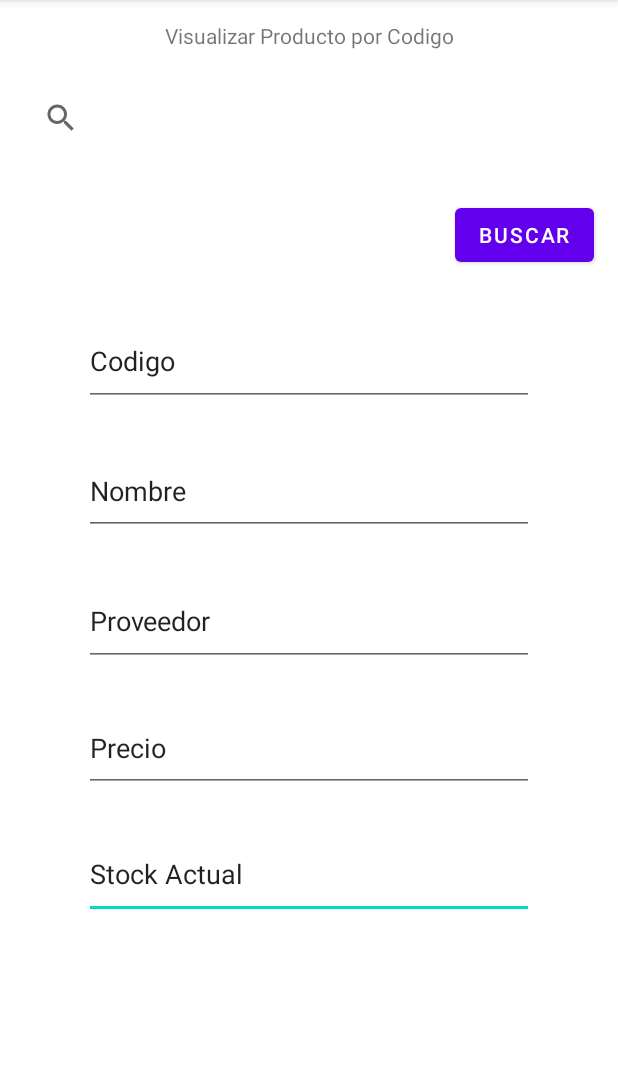
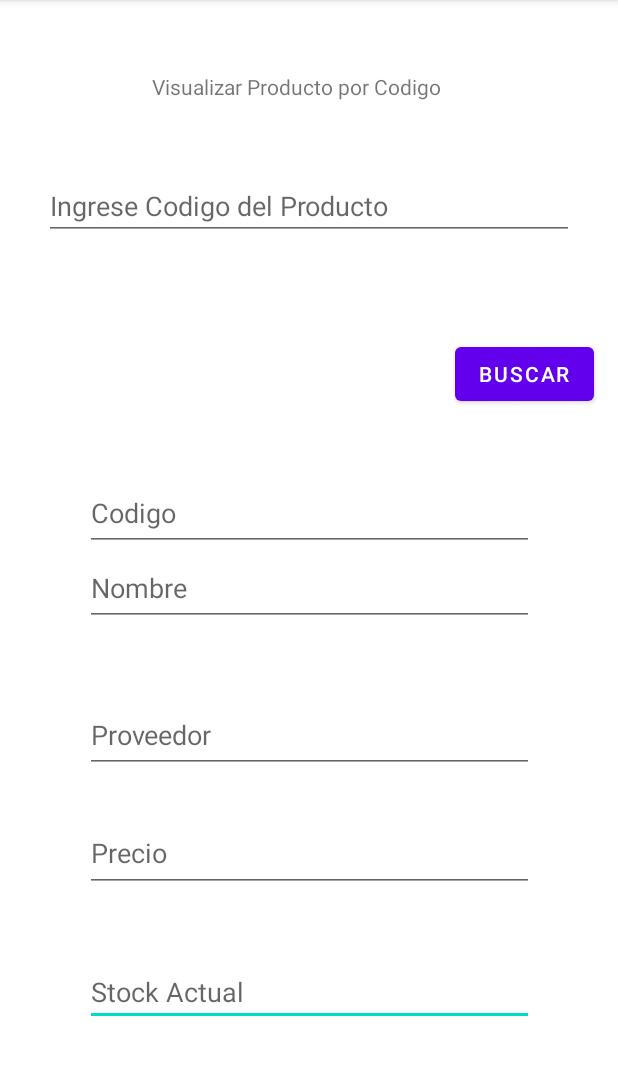
Before and after one commit to Hepburn23/PDM_2021_III_PROYECTO1, an Android app: the ProductoPorCodigoActivity screen opened directly, with no data from a screen before it, on a phone screen of 412 x 824 dp, the part 84-1159 px from its top. Run offline under Robolectric (Android 15) with nearby library versions, the phone set to English and light mode, and no system bars.

Commit message:
Pruebas con el ProductoPorCodigo

```diff
--- a/app/src/main/java/hn/edu/ujcv/pdm_2021_iii_p1_proyecto1/ClientesActivity.kt
+++ b/app/src/main/java/hn/edu/ujcv/pdm_2021_iii_p1_proyecto1/ClientesActivity.kt
@@ -21,7 +21,7 @@ class ClientesActivity : AppCompatActivity() {
 
     fun save() {
         val info = StringBuilder()
-        numero+=1
+        numero += 1
         info.append(txtId.text.toString()).append("")
         info.append(txtClientName.text.toString().trim()).append("")
         info.append(txtBirthDate.text.toString()).append("")
@@ -31,52 +31,54 @@ class ClientesActivity : AppCompatActivity() {
 
         sincampos()
 
-        if (sincampos()== true){
+        if (sincampos() == true) {
             btnGuardarCliente.isEnabled = true
-            Toast.makeText(this,"guardado", Toast.LENGTH_SHORT).show()
+            Toast.makeText(this, "guardado", Toast.LENGTH_SHORT).show()
 
-            CleanClients()
+            cleanClients()
         }
     }
 
-     fun sincampos() : Boolean {
-        if (txtId.text.toString().isEmpty()){
-            txtId.error ="Campo Requerido"
+    fun sincampos(): Boolean {
+        if (txtId.text.toString().isEmpty()) {
+            txtId.error = "Campo Requerido"
             return false
 
-        }else if (txtClientName.text.toString().isEmpty()){
+        } else if (txtClientName.text.toString().isEmpty()) {
             txtClientName.error = "Campo Requerido"
             return false
 
         }
-        if (txtBirthDate.text.toString().isEmpty()){
-            txtBirthDate.error ="Campo Requerido"
+        if (txtBirthDate.text.toString().isEmpty()) {
+            txtBirthDate.error = "Campo Requerido"
             return false
 
         }
-        if (txtDateOfAdmission.text.toString().isEmpty()){
-            txtDateOfAdmission.error ="Campo Requerido"
+        if (txtDateOfAdmission.text.toString().isEmpty()) {
+            txtDateOfAdmission.error = "Campo Requerido"
             return false
 
         }
-        if (txtEmail.text.toString().isEmpty()){
-            txtEmail.error ="Campo Requerido"
+        if (txtEmail.text.toString().isEmpty()) {
+            txtEmail.error = "Campo Requerido"
             return false
 
         }
-         return true
-
-    }
-        fun visualizar(){
-        val intent = Intent(this, ClientesPorIdentidadActivity::class.java)
-        intent.putExtra("clientes",clientes)
-            startActivity(intent)
-            //debe traer otra funcion o esquema
-
+        return true
     }
 
+    fun visualizar() {
+        val intent = Intent(this, ClientesPorIdentidadActivity::class.java)
+        intent.putExtra("clientes", clientes)
+        startActivity(intent)
+        //debe traer otra funcion o esquema
+    }
 
+    fun cleanClients(){
+        txtId.setText("")
+        txtClientName.setText("")
+        txtBirthDate.setText("")
+        txtDateOfAdmission.setText("")
+        txtEmail.setText("")
     }
-        private fun CleanClients() {
-
 }
--- a/app/src/main/java/hn/edu/ujcv/pdm_2021_iii_p1_proyecto1/ProductoPorCodigoActivity.kt
+++ b/app/src/main/java/hn/edu/ujcv/pdm_2021_iii_p1_proyecto1/ProductoPorCodigoActivity.kt
@@ -1,11 +1,61 @@
 package hn.edu.ujcv.pdm_2021_iii_p1_proyecto1
 
+import android.content.Intent
 import androidx.appcompat.app.AppCompatActivity
 import android.os.Bundle
+import android.widget.Toast
+import kotlinx.android.synthetic.main.activity_producto_por_codigo.*
 
 class ProductoPorCodigoActivity : AppCompatActivity() {
+    var valoresProducto: HashMap<Int, String> = hashMapOf()
     override fun onCreate(savedInstanceState: Bundle?) {
         super.onCreate(savedInstanceState)
         setContentView(R.layout.activity_producto_por_codigo)
+        begining()
+
+        btnSearchProdPerCode.setOnClickListener {
+            searchProduct()
+        }
     }
+    private fun begining(){
+        /*val intent = getIntent()
+        val code = intent.getStringExtra("Code")
+        val name = intent.getStringExtra("Name")
+        val provider = intent.getStringExtra("Provider")
+        val price = intent.getStringExtra("Price")
+        val stock = intent.getStringExtra("Stock")
+
+        txtShowCode.text = */
+
+    }
+
+    private fun searchProduct(){
+
+        var code:String
+        var name:String
+        var provider:String
+        var price:String
+        var stock:String
+
+        for(valor in valoresProducto){
+            val list = valor.toString().split("|", "=")
+
+            code     = list[1]
+            name     = list[2]
+            provider = list[3]
+            price    = list[4]
+            stock    = list[5]
+
+            if (txtSearchProdPerCode.text.toString().equals(code)){
+                txtShowCode.setText(code)
+                txtShowName.setText(name)
+                txtShowProvider.setText(provider)
+                txtShowPrice.setText(price)
+                txtShowStock.setText(stock)
+                return
+            }
+        }
+        Toast.makeText(this, "No se Encuentra el Codigo Ingresado", Toast.LENGTH_SHORT).show()
+    }
+
 }
--- a/app/src/main/java/hn/edu/ujcv/pdm_2021_iii_p1_proyecto1/ProductosActivity.kt
+++ b/app/src/main/java/hn/edu/ujcv/pdm_2021_iii_p1_proyecto1/ProductosActivity.kt
@@ -13,7 +13,6 @@ class ProductosActivity : AppCompatActivity() {
     override fun onCreate(savedInstanceState: Bundle?) {
         super.onCreate(savedInstanceState)
         setContentView(R.layout.activity_productos)
-
 
         //Handler
         btnSave.setOnClickListener {
@@ -39,6 +38,21 @@ class ProductosActivity : AppCompatActivity() {
 
         Toast.makeText(this,"Datos del Producto Ingresados Correctamente", Toast.LENGTH_SHORT).show()
 
+        /*val codeP = txtCode.text.toString()
+        val nameP = txtName.text.toString()
+        val providerP = txtProvider.text.toString()
+        val priceP = txtPrice.text.toString()
+        val stockP = txtStock.text.toString()
+
+        val intent = Intent(this@ProductosActivity, ProductoPorCodigoActivity::class.java)
+        intent.putExtra("Code", codeP)
+        intent.putExtra("Name", nameP)
+        intent.putExtra("Provider", providerP)
+        intent.putExtra("Price", priceP)
+        intent.putExtra("Stock", stockP)
+
+        startActivity(intent)*/
+
         txtCode.setText("")
         txtName.setText("")
         txtProvider.setText("")
@@ -61,8 +75,4 @@ class ProductosActivity : AppCompatActivity() {
             }
         }
     }
-
-    fun cleantxt(){
-
-    }
 }
--- a/app/src/main/res/layout/activity_producto_por_codigo.xml
+++ b/app/src/main/res/layout/activity_producto_por_codigo.xml
@@ -8,114 +8,93 @@
 
     <EditText
         android:id="@+id/txtShowStock"
-        android:layout_width="0dp"
+        android:layout_width="299dp"
         android:layout_height="0dp"
-        android:layout_marginStart="56dp"
-        android:layout_marginEnd="56dp"
-        android:layout_marginBottom="155dp"
+        android:layout_marginBottom="84dp"
         android:ems="10"
+        android:hint="Stock Actual"
         android:inputType="textPersonName"
-        android:text="Stock Actual"
         app:layout_constraintBottom_toBottomOf="parent"
         app:layout_constraintEnd_toEndOf="parent"
-        app:layout_constraintStart_toStartOf="parent"
-        app:layout_constraintTop_toBottomOf="@+id/txtShowPrice" />
-
-    <EditText
-        android:id="@+id/txtShowPrice"
-        android:layout_width="0dp"
-        android:layout_height="0dp"
-        android:layout_marginStart="56dp"
-        android:layout_marginEnd="56dp"
-        android:layout_marginBottom="25dp"
-        android:ems="10"
-        android:inputType="textPersonName"
-        android:text="Precio"
-        app:layout_constraintBottom_toTopOf="@+id/txtShowStock"
-        app:layout_constraintEnd_toEndOf="parent"
-        app:layout_constraintStart_toStartOf="parent"
-        app:layout_constraintTop_toBottomOf="@+id/txtShowProvider" />
-
-    <EditText
-        android:id="@+id/txtShowCode"
-        android:layout_width="0dp"
-        android:layout_height="0dp"
-        android:layout_marginStart="56dp"
-        android:layout_marginEnd="56dp"
-        android:layout_marginBottom="27dp"
-        android:ems="10"
-        android:inputType="textPersonName"
-        android:text="Codigo"
-        app:layout_constraintBottom_toTopOf="@+id/txtShowName"
-        app:layout_constraintEnd_toEndOf="parent"
-        app:layout_constraintStart_toStartOf="parent"
-        app:layout_constraintTop_toBottomOf="@+id/txvProdPerCode" />
+        app:layout_constraintStart_toStartOf="parent" />
 
     <EditText
         android:id="@+id/txtShowProvider"
-        android:layout_width="0dp"
-        android:layout_height="0dp"
-        android:layout_marginStart="56dp"
-        android:layout_marginEnd="56dp"
-        android:layout_marginBottom="25dp"
+        android:layout_width="299dp"
+        android:layout_height="50dp"
+        android:layout_marginBottom="28dp"
         android:ems="10"
+        android:hint="Proveedor"
         android:inputType="textPersonName"
-        android:text="Proveedor"
         app:layout_constraintBottom_toTopOf="@+id/txtShowPrice"
         app:layout_constraintEnd_toEndOf="parent"
-        app:layout_constraintStart_toStartOf="parent"
-        app:layout_constraintTop_toBottomOf="@+id/txtShowName" />
-
-    <EditText
-        android:id="@+id/txtShowName"
-        android:layout_width="0dp"
-        android:layout_height="0dp"
-        android:layout_marginStart="56dp"
-        android:layout_marginEnd="56dp"
-        android:layout_marginBottom="28dp"
-        android:ems="10"
-        android:inputType="textPersonName"
-        android:text="Nombre"
-        app:layout_constraintBottom_toTopOf="@+id/txtShowProvider"
-        app:layout_constraintEnd_toEndOf="parent"
-        app:layout_constraintStart_toStartOf="parent"
-        app:layout_constraintTop_toBottomOf="@+id/txtShowCode" />
-
-    <TextView
-        android:id="@+id/txvProdPerCode"
-        android:layout_width="wrap_content"
-        android:layout_height="wrap_content"
-        android:layout_marginTop="14dp"
-        android:layout_marginBottom="178dp"
-        android:text="Visualizar Producto por Codigo"
-        app:layout_constraintBottom_toTopOf="@+id/txtShowCode"
-        app:layout_constraintEnd_toEndOf="parent"
-        app:layout_constraintStart_toStartOf="parent"
-        app:layout_constraintTop_toTopOf="parent" />
-
-    <SearchView
-        android:id="@+id/searchViewProdPerCode"
-        android:layout_width="378dp"
-        android:layout_height="43dp"
-        android:layout_marginStart="1dp"
-        android:layout_marginEnd="1dp"
-        android:layout_marginBottom="9dp"
-        android:queryHint="Codigo de producto a buscar"
-        app:layout_constraintBottom_toTopOf="@+id/btnSearchProdPerCode"
-        app:layout_constraintEnd_toEndOf="parent"
-        app:layout_constraintHorizontal_bias="0.483"
-        app:layout_constraintStart_toStartOf="parent"
-        app:layout_constraintTop_toBottomOf="@+id/txvProdPerCode" />
+        app:layout_constraintStart_toStartOf="parent" />
 
     <Button
         android:id="@+id/btnSearchProdPerCode"
         android:layout_width="wrap_content"
         android:layout_height="wrap_content"
         android:layout_marginEnd="16dp"
-        android:layout_marginBottom="564dp"
+        android:layout_marginBottom="44dp"
         android:text="Buscar"
-        app:layout_constraintBottom_toBottomOf="parent"
+        app:layout_constraintBottom_toTopOf="@+id/txtShowCode"
+        app:layout_constraintEnd_toEndOf="parent" />
+
+    <TextView
+        android:id="@+id/txvProdPerCode"
+        android:layout_width="209dp"
+        android:layout_height="32dp"
+        android:layout_marginTop="48dp"
+        android:text="Visualizar Producto por Codigo"
         app:layout_constraintEnd_toEndOf="parent"
-        app:layout_constraintTop_toBottomOf="@+id/searchViewProdPerCode" />
+        app:layout_constraintStart_toStartOf="parent"
+        app:layout_constraintTop_toTopOf="parent" />
+
+    <EditText
+        android:id="@+id/txtShowName"
+        android:layout_width="299dp"
+        android:layout_height="50dp"
+        android:layout_marginBottom="48dp"
+        android:ems="10"
+        android:hint="Nombre"
+        android:inputType="textPersonName"
+        app:layout_constraintBottom_toTopOf="@+id/txtShowProvider"
+        app:layout_constraintEnd_toEndOf="parent"
+        app:layout_constraintStart_toStartOf="parent" />
+
+    <EditText
+        android:id="@+id/txtShowCode"
+        android:layout_width="299dp"
+        android:layout_height="50dp"
+        android:ems="10"
+        android:hint="Codigo"
+        android:inputType="textPersonName"
+        app:layout_constraintBottom_toTopOf="@+id/txtShowName"
+        app:layout_constraintEnd_toEndOf="parent"
+        app:layout_constraintStart_toStartOf="parent" />
+
+    <EditText
+        android:id="@+id/txtShowPrice"
+        android:layout_width="299dp"
+        android:layout_height="51dp"
+        android:layout_marginBottom="44dp"
+        android:ems="10"
+        android:hint="Precio"
+        android:inputType="textPersonName"
+        app:layout_constraintBottom_toTopOf="@+id/txtShowStock"
+        app:layout_constraintEnd_toEndOf="parent"
+        app:layout_constraintStart_toStartOf="parent" />
+
+    <EditText
+        android:id="@+id/txtSearchProdPerCode"
+        android:layout_width="353dp"
+        android:layout_height="40dp"
+        android:layout_marginTop="40dp"
+        android:ems="10"
+        android:hint="Ingrese Codigo del Producto"
+        android:inputType="textPersonName"
+        app:layout_constraintEnd_toEndOf="parent"
+        app:layout_constraintStart_toStartOf="parent"
+        app:layout_constraintTop_toBottomOf="@+id/txvProdPerCode" />
 
 </androidx.constraintlayout.widget.ConstraintLayout>
```
